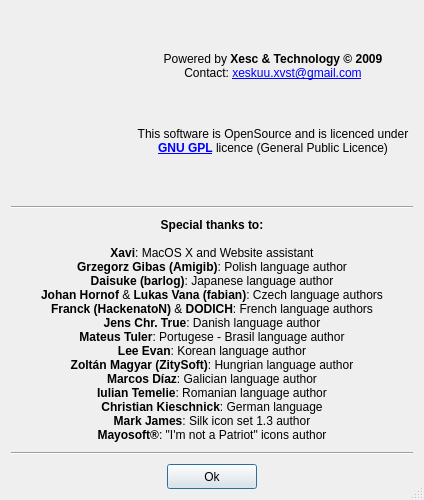
ckorn/xvst, file ui/credits.ui: the form before one commit.
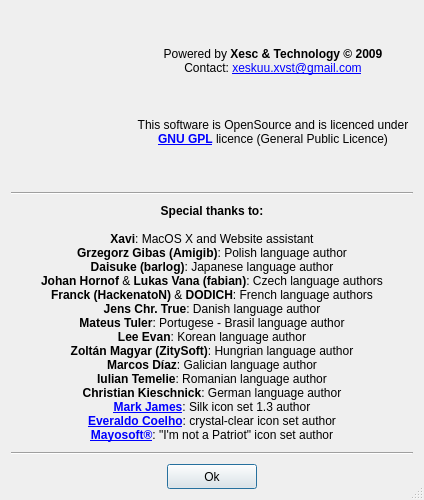
The form after the commit. Icons and pictures are not drawn.

Diff of the .ui file:
```diff
--- a/ui/credits.ui
+++ b/ui/credits.ui
@@ -128,7 +128,7 @@
    <item row="2" column="0" colspan="3">
     <widget class="QLabel" name="lblCredits">
      <property name="text">
-      <string notr="true">&lt;b&gt;Special thanks to:&lt;/b&gt;&lt;br&gt;&lt;br&gt;&lt;b&gt;Xavi&lt;/b&gt;: MacOS X and Website assistant&lt;br&gt;&lt;b&gt;Grzegorz Gibas (Amigib)&lt;/b&gt;: Polish language author&lt;br&gt;&lt;b&gt;Daisuke (barlog)&lt;/b&gt;: Japanese language author&lt;br&gt;&lt;b&gt;Johan Hornof&lt;/b&gt;  &amp;amp; &lt;b&gt;Lukas Vana (fabian)&lt;/b&gt;: Czech language authors&lt;br&gt;&lt;b&gt;Franck (HackenatoN)&lt;/b&gt;  &amp;amp; &lt;b&gt;DODICH&lt;/b&gt;: French language authors&lt;br&gt;&lt;b&gt;Jens Chr. True&lt;/b&gt;: Danish language author&lt;br&gt;&lt;b&gt;Mateus Tuler&lt;/b&gt;: Portugese - Brasil language author&lt;br&gt;&lt;b&gt;Lee Evan&lt;/b&gt;: Korean language author&lt;br&gt;&lt;b&gt;Zoltán Magyar (ZitySoft)&lt;/b&gt;: Hungrian language author&lt;br&gt;&lt;b&gt;Marcos Díaz&lt;/b&gt;: Galician language author&lt;br&gt;&lt;b&gt;Iulian Temelie&lt;/b&gt;: Romanian language author&lt;br&gt;&lt;b&gt;Christian Kieschnick&lt;/b&gt;: German language&lt;br&gt;&lt;b&gt;Mark James&lt;/b&gt;: Silk icon set 1.3 author&lt;br&gt;&lt;b&gt;Mayosoft®&lt;/b&gt;: &quot;I'm not a Patriot&quot; icons author</string>
+      <string notr="true">&lt;b&gt;Special thanks to:&lt;/b&gt;&lt;br&gt;&lt;br&gt;&lt;b&gt;Xavi&lt;/b&gt;: MacOS X and Website assistant&lt;br&gt;&lt;b&gt;Grzegorz Gibas (Amigib)&lt;/b&gt;: Polish language author&lt;br&gt;&lt;b&gt;Daisuke (barlog)&lt;/b&gt;: Japanese language author&lt;br&gt;&lt;b&gt;Johan Hornof&lt;/b&gt;  &amp;amp; &lt;b&gt;Lukas Vana (fabian)&lt;/b&gt;: Czech language authors&lt;br&gt;&lt;b&gt;Franck (HackenatoN)&lt;/b&gt;  &amp;amp; &lt;b&gt;DODICH&lt;/b&gt;: French language authors&lt;br&gt;&lt;b&gt;Jens Chr. True&lt;/b&gt;: Danish language author&lt;br&gt;&lt;b&gt;Mateus Tuler&lt;/b&gt;: Portugese - Brasil language author&lt;br&gt;&lt;b&gt;Lee Evan&lt;/b&gt;: Korean language author&lt;br&gt;&lt;b&gt;Zoltán Magyar (ZitySoft)&lt;/b&gt;: Hungrian language author&lt;br&gt;&lt;b&gt;Marcos Díaz&lt;/b&gt;: Galician language author&lt;br&gt;&lt;b&gt;Iulian Temelie&lt;/b&gt;: Romanian language author&lt;br&gt;&lt;b&gt;Christian Kieschnick&lt;/b&gt;: German language author&lt;br&gt;&lt;b&gt;&lt;a href=&quot;http://www.famfamfam.com/&quot;&gt;Mark James&lt;/a&gt;&lt;/b&gt;: Silk icon set 1.3 author&lt;br&gt;&lt;b&gt;&lt;a href=&quot;http://www.everaldo.com/&quot;&gt;Everaldo Coelho&lt;/a&gt;&lt;/b&gt;: crystal-clear icon set author&lt;br&gt;&lt;b&gt;&lt;a href=&quot;http://mayosoft.com.mx/studios/&quot;&gt;Mayosoft®&lt;/a&gt;&lt;/b&gt;: &quot;I'm not a Patriot&quot; icon set author</string>
      </property>
      <property name="alignment">
       <set>Qt::AlignCenter</set>
```
Left out of the diff: 3 changed lines with no effect on the pictures.
